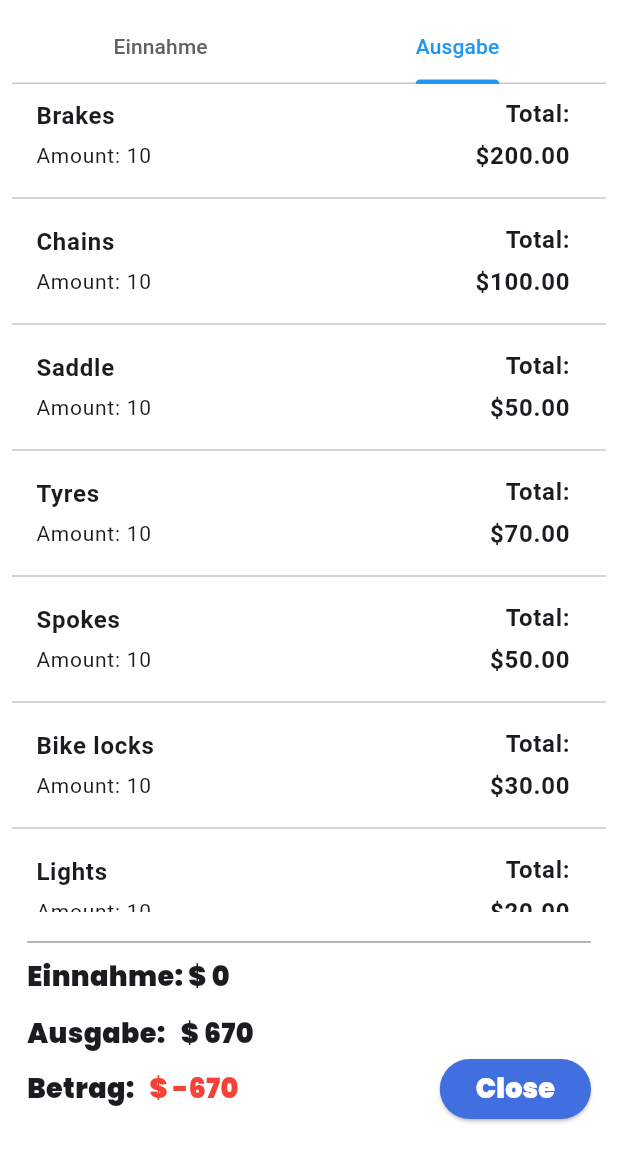
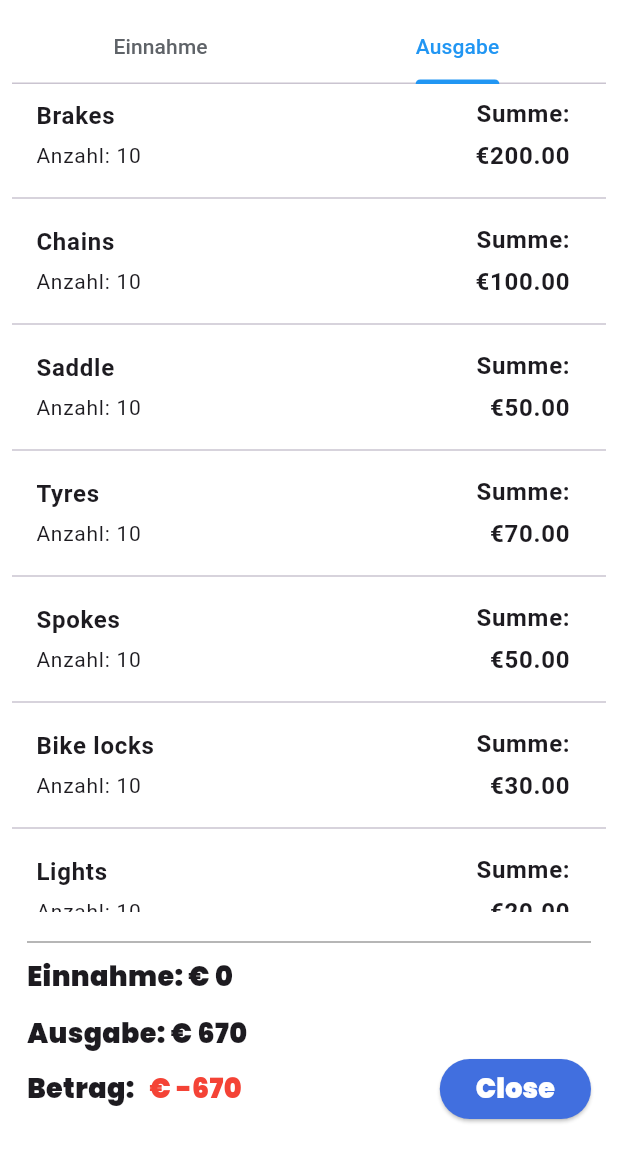
Before and after one commit to BryanAustinS/HCI_Flutter_Project_Chiu_Suharta, a Flutter app: the EinnahmeVerfolgen screen opened directly with empty values, tab 2 chosen, on a phone screen of 412 x 824 dp, the part 84-1236 px from its top. Run offline on Flutter 3.47's test engine with Material 3 defaults, Android fonts, the phone set to English and light mode, and no system bars; our stand-ins replace cloud_firestore, firebase_auth, firebase_core, flutter_localization, flutter_spinkit, fluttertoast and 3 more; missing offline and left inert: another_stepper; accounts and stored records are empty.

Commit message:
remove auslastung verfolgen in techniker, show status in einnahme verfolgen. mehrsprache still wrong in betreiber

```diff
--- a/hci_hda_chiu_suharta/lib/localization/locales.dart
+++ b/hci_hda_chiu_suharta/lib/localization/locales.dart
@@ -27,6 +27,21 @@
   static const String have_account = "have_account";
   static const String enter_full_name = "enter_full_name";
 
+  //Home page
+  static const String einnahme_verfolgen = "einnahme_verfolgen";
+
+  //Betreiber Einnahme verfolgen
+  static const String einnahme = "Einnahme";
+  static const String ausgabe = "Ausgabe";
+  static const String price = "price";
+  static const String kunde_id = "Kunde ID";
+  static const String ersatzteile = "Ersatzteile";
+  static const String amount = "Amount";
+  static const String total = "Total";
+  static const String betrag = "Betrag";
+
+
+
   static const Map<String, dynamic> EN = {
     kunde_button1: "Repair booking",
     kunde_button2: "Track orders",
@@ -47,6 +62,19 @@
     agree_personal_data: "I agree to processing personal data",
     have_account: "Already have an account?",
     enter_full_name: "Enter your full name",
+
+    //Home pages
+    einnahme_verfolgen: "Track income",
+
+    //Betreiber Einnahme verfolgen
+    einnahme: "Income",
+    ausgabe: "Expenses",
+    kunde_id: "Customer ID",
+    price: "Price",
+    ersatzteile: "Spare parts",
+    amount: "Amount",
+    total: "Total",
+    betrag: "Net income",
   };
 
   static const Map<String, dynamic> DE = {
@@ -69,5 +97,22 @@
     agree_personal_data: "Ich stimme der Verarbeitung personenbezogener Daten zu",
     have_account: "Haben Sie bereits ein Konto?",
     enter_full_name: "Geben Sie Ihren vollständigen Namen ein",
+
+    //Home pages
+    einnahme_verfolgen: "Einnahme verfolgen",
+
+    //Betreiber Einnahme verfolgen
+    einnahme: "Einnahme",
+    ausgabe: "Ausgabe",
+    price: "Preis",
+    kunde_id: "Kunde ID",
+    ersatzteile: "Ersatzteile",
+    amount: "Anzahl",
+    total: "Summe",
+    betrag: "Betrag",
+
+
+
+
   };
 }
--- a/hci_hda_chiu_suharta/lib/page/features/betreiber_auslastung_verfolgen.dart
+++ b/hci_hda_chiu_suharta/lib/page/features/betreiber_auslastung_verfolgen.dart
@@ -128,7 +128,7 @@
                           ),
                         ],
                       ),
-                      Text('\$${sparepart.buyPrice?.toStringAsFixed(2) ?? '0.00'}'),
+                      Text('\€${sparepart.buyPrice?.toStringAsFixed(2) ?? '0.00'}'),
                     ],
                   ),
                   trailing: _buildKomponenteTrailing(index),
@@ -177,7 +177,7 @@
                           ),
                         ],
                       ),
-                      Text('\$${sparepart.buyPrice?.toStringAsFixed(2) ?? '0.00'}'),
+                      Text('\€${sparepart.buyPrice?.toStringAsFixed(2) ?? '0.00'}'),
                     ],
                   ),
                   trailing: _buildZubehoerTrailing(tabIndex),
@@ -267,7 +267,7 @@
       mainAxisAlignment: MainAxisAlignment.spaceBetween,
       children: [
         Text(
-          'Subtotal: \$ $totalPrice',
+          'Subtotal: \€ $totalPrice',
           style: TextStyle(
             fontSize: 18,
             fontFamily: 'Poppins',
--- a/hci_hda_chiu_suharta/lib/page/features/betreiber_einnahme_verfolgen.dart
+++ b/hci_hda_chiu_suharta/lib/page/features/betreiber_einnahme_verfolgen.dart
@@ -1,10 +1,15 @@
 import 'package:cloud_firestore/cloud_firestore.dart';
 import 'package:flutter/material.dart';
+import 'package:flutter_localization/flutter_localization.dart';
 import 'package:hci_hda_chiu_suharta/class/Booking.dart';
 import 'package:hci_hda_chiu_suharta/class/fahrrarzt.dart';
 import 'package:hci_hda_chiu_suharta/page/home/betreiber_home.dart';
 import 'package:hci_hda_chiu_suharta/theme/theme.dart';
 import 'package:provider/provider.dart';
+import '../../localization/locales.dart';
+import 'package:logger/logger.dart';
+
+
 
 Color primaryColor = lightColorScheme.primary;
 Color bgColor = lightColorScheme.background;
@@ -21,17 +26,25 @@
 
 class _EinnahmeVerfolgenState extends State<EinnahmeVerfolgen> with SingleTickerProviderStateMixin {
   late TabController _tabController;
+
+
+    var logger = Logger();
+
+
   List<bool> _isExpandedList = List<bool>.generate(20, (_) => false);
   var _einnahme = 0;
   final _tabs = [
-    Tab(text: 'Einnahme'),
-    Tab(text: 'Ausgabe'),
+    Tab(text: LocaleData.einnahme),
+    Tab(text: LocaleData.ausgabe),
   ];
 
   @override
   void initState() {
     super.initState();
     _tabController = TabController(length: _tabs.length, vsync: this);
+
+
+
   }
 
   @override
@@ -112,6 +125,7 @@
             List<String>.from(booking['komponente'].map((item) => item['name'])),
             _isExpandedList,
             index,
+            booking['status'],
           );
         },
       );
@@ -120,18 +134,20 @@
 }
 
 
-Widget _buildEinnahmeTrailing(String bookingId, int price, String userId, List<String> ersatzteile, List<bool> isExpandedList, int index) {
+Widget _buildEinnahmeTrailing(String bookingId, int price, String userId, List<String> ersatzteile, List<bool> isExpandedList, int index, String status) {
   double containerHeight = 0.0;
 
   if (isExpandedList.isNotEmpty && isExpandedList.length > index && isExpandedList[index]) {
     int ersatzteileCount = ersatzteile.length;
-    if (ersatzteileCount >= 1 && ersatzteileCount <= 4) {
-      containerHeight = 175.0;
-    } else if (ersatzteileCount >= 5 && ersatzteileCount <= 8) {
-      containerHeight = 225.0;
-    } else if (ersatzteileCount >= 9 && ersatzteileCount <= 12) {
+    if (ersatzteileCount >= 1 && ersatzteileCount <= 3) {
+      containerHeight = 200.0;
+    } else if (ersatzteileCount >= 4 && ersatzteileCount <= 6) {
+      containerHeight = 250.0;
+    } else if (ersatzteileCount >= 7 && ersatzteileCount <= 19) {
       containerHeight = 300.0;
-    }
+    } else if (ersatzteileCount >= 10 && ersatzteileCount <= 12) {
+      containerHeight = 350.0;
+  }
   }
 
   return Column(
@@ -172,11 +188,11 @@
                 crossAxisAlignment: CrossAxisAlignment.end,
                 children: [
                   Text(
-                    'Price',
+                    LocaleData.price.getString(context),
                     style: TextStyle(fontSize: 12, color: Colors.black),
                   ),
                   Text(
-                    '\$$price',
+                    '\€$price',
                     style: TextStyle(fontSize: 16, fontWeight: FontWeight.bold),
                   ),
                 ],
@@ -207,7 +223,7 @@
                     children: [
                       Row(
                         children: [
-                          Text('Kunde ID:', style: TextStyle(fontSize: 14)),
+                          Text(LocaleData.kunde_id.getString(context), style: TextStyle(fontSize: 14)),
                           SizedBox(width: 8),
                           Text(
                             '$userId',
@@ -216,7 +232,16 @@
                         ],
                       ),
                       SizedBox(height: 8),
-                      Text('Ersatzteile:', style: TextStyle(fontSize: 14)),
+                      Row(
+                        children: [
+                          Text('Status: ', style: TextStyle(fontSize: 14)),
+                          SizedBox(width: 8),
+                          Text('$status',
+                                style: TextStyle(fontWeight: FontWeight.bold, fontSize: 14))
+                        ],
+                      ),
+                      SizedBox(height: 8),
+                      Text(LocaleData.ersatzteile.getString(context), style: TextStyle(fontSize: 14)),
                       SizedBox(height: 4),
                       Column(
                         crossAxisAlignment: CrossAxisAlignment.start,
@@ -267,7 +292,7 @@
                           ),
                           SizedBox(height: 4),
                           Text(
-                            'Amount: $quantity',
+                            '${LocaleData.amount.getString(context)}: $quantity',
                             style: TextStyle(fontSize: 14),
                           ),
                         ],
@@ -277,12 +302,12 @@
                       crossAxisAlignment: CrossAxisAlignment.end,
                       children: [
                         Text(
-                          'Total:',
+                          '${LocaleData.total.getString(context)}:',
                           style: TextStyle(fontWeight: FontWeight.bold),
                         ),
                         SizedBox(height: 4),
                         Text(
-                          '\$${totalPrice.toStringAsFixed(2)}',
+                          '\€${totalPrice.toStringAsFixed(2)}',
                           style: TextStyle(fontWeight: FontWeight.bold),
                         ),
                       ],
@@ -345,7 +370,7 @@
             mainAxisAlignment: MainAxisAlignment.spaceBetween,
             children: [
               Text(
-                'Einnahme: \$ $_einnahme',
+                '${LocaleData.einnahme.getString(context)}: \€ $_einnahme',
                 style: TextStyle(
                   fontSize: 18,
                   fontFamily: 'Poppins',
@@ -362,7 +387,7 @@
             mainAxisAlignment: MainAxisAlignment.spaceBetween,
             children: [
               Text(
-                'Ausgabe:   \$ $ausgabe',
+                '${LocaleData.ausgabe.getString(context)}: \€ $ausgabe',
                 style: TextStyle(
                   fontSize: 18,
                   fontFamily: 'Poppins',
@@ -377,14 +402,14 @@
               Row(
                 children: [
                   Text(
-                    'Betrag:   ',
+                    '${LocaleData.betrag.getString(context)}:   ',
                     style: TextStyle(
                       fontSize: 18,
                       fontFamily: 'Poppins',
                     ),
                   ),
                   Text(
-                    '\$ $betrag',
+                    '\€ $betrag',
                     style: TextStyle(
                       fontSize: 18,
                       fontFamily: 'Poppins',
--- a/hci_hda_chiu_suharta/lib/page/features/kunde_auftrage_verfolgen.dart
+++ b/hci_hda_chiu_suharta/lib/page/features/kunde_auftrage_verfolgen.dart
@@ -569,7 +569,7 @@
                           if (additionalSpareParts[i]['confirmed'] == false)
                             CheckboxListTile(
                               title: Text(
-                                  '${additionalSpareParts[i]['name']} - \$${additionalSpareParts[i]['price']}'),
+                                  '${additionalSpareParts[i]['name']} - \€${additionalSpareParts[i]['price']}'),
                               value: selectedParts[i],
                               onChanged: (bool? value) {
                                 setState(() {
--- a/hci_hda_chiu_suharta/lib/page/features/kunde_reparatur_buchen.dart
+++ b/hci_hda_chiu_suharta/lib/page/features/kunde_reparatur_buchen.dart
@@ -112,7 +112,7 @@
                 title: Row(
                   children: [
                     Expanded(child: Text(sparepart.name!)),
-                    Text('\$${sparepart.sellPrice!.toStringAsFixed(2)}'),
+                    Text('\€${sparepart.sellPrice!.toStringAsFixed(2)}'),
                   ],
                 ),
                 trailing: _buildKomponenteTrailing(index),
@@ -146,7 +146,7 @@
                 title: Row(
                   children: [
                     Expanded(child: Text(sparepart.name!)),
-                    Text('\$${sparepart.sellPrice!.toStringAsFixed(2)}'),
+                    Text('\€${sparepart.sellPrice!.toStringAsFixed(2)}'),
                   ],
                 ),
                 trailing: _buildZubehoerTrailing(index),
@@ -448,7 +448,7 @@
         mainAxisAlignment: MainAxisAlignment.spaceBetween,
         children: [
           Text(
-            'Subtotal: \$ $totalPrice',
+            'Subtotal: \€ $totalPrice',
             style: TextStyle(
               fontSize: 18,
               fontFamily: 'Poppins',
```
Also changed, not shown: hci_hda_chiu_suharta/lib/class/Booking.dart (+0 -7 lines), hci_hda_chiu_suharta/lib/page/home/betreiber_home.dart (+25 -4 lines), hci_hda_chiu_suharta/lib/page/home/techniker_home.dart (+0 -50 lines).
